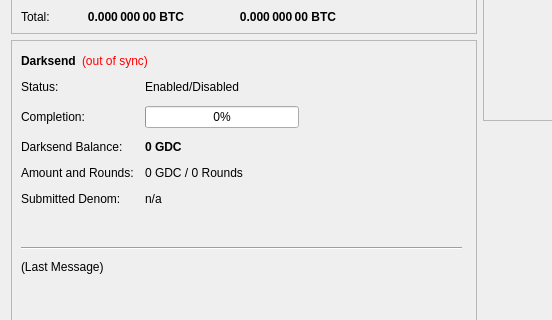
gooddeedcoin/gdc, file src/qt/forms/overviewpage.ui: the form before one commit; both pictures show x 0 to 552 and y 182 to 502 of the 960 by 585 pixel window.
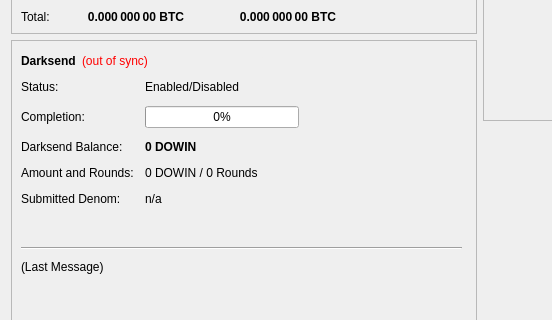
The form after the commit.

Patch:
```diff
--- a/src/qt/forms/overviewpage.ui
+++ b/src/qt/forms/overviewpage.ui
@@ -474,7 +474,7 @@
               </font>
              </property>
              <property name="text">
-              <string notr="true">0 GDC</string>
+              <string notr="true">0 DOWIN</string>
              </property>
             </widget>
            </item>
@@ -488,7 +488,7 @@
            <item row="3" column="1">
             <widget class="QLabel" name="labelAmountRounds">
              <property name="text">
-              <string>0 GDC / 0 Rounds</string>
+              <string>0 DOWIN / 0 Rounds</string>
              </property>
             </widget>
            </item>
```
Left out of the diff: 6 changed lines with no effect on the pictures.
